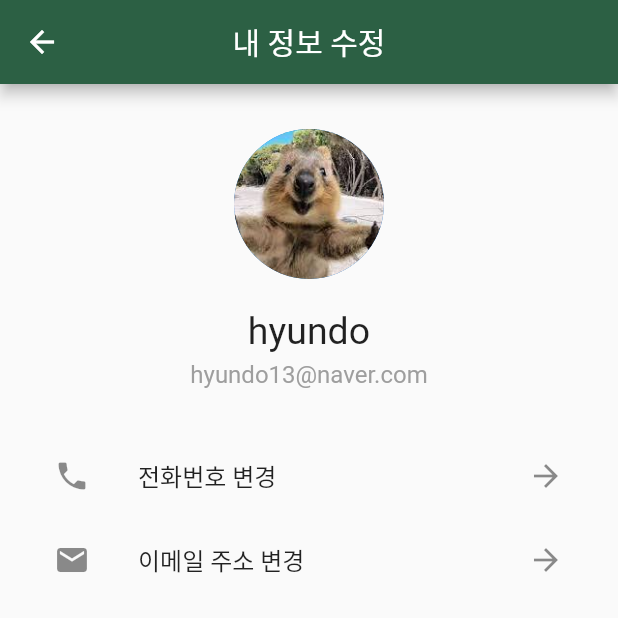
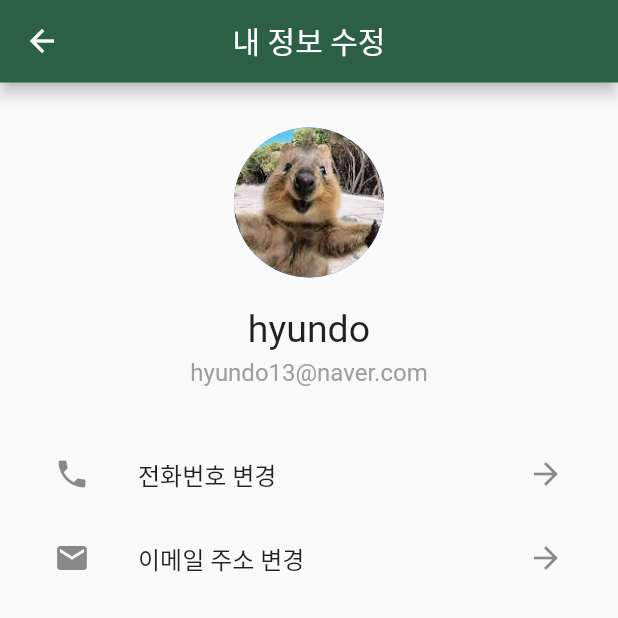
Before and after one commit to hyundo0328/DongguBat, a Flutter app: the MainPage screen opened directly, item 3 of the bottom bar chosen, after a tap on "내 정보 수정", on a phone screen of 412 x 824 dp, the top half of it. Run offline on Flutter 3.47's test engine with Material 2 defaults, Android fonts, the phone set to English and light mode, and no system bars; our stand-ins replace carousel_slider, geolocator.

Commit message:
비밀번호 틀릴시, 로그아웃 변경

```diff
--- a/lib/screens/my_page.dart
+++ b/lib/mypage/my_page.dart
@@ -1,13 +1,13 @@
 // mypage.dart
+import 'package:donggu_bat/login/login.dart';
 import 'package:flutter/material.dart';
 import 'package:url_launcher/url_launcher.dart';
 import '../widgets/widget_appbar.dart';
 import '../widgets/widget_bottombar.dart';
-import 'email_change.dart';
-import 'phone_change.dart';
-import '../mypage/rent.dart';
-import '../mypage/program.dart';
-import 'package:url_launcher/url_launcher.dart';
+import '../screens/email_change.dart';
+import '../screens/phone_change.dart';
+import 'rent.dart';
+import 'program.dart';
 
 class MyPageScreen extends StatefulWidget {
   @override
@@ -31,6 +31,39 @@ class _MyPageScreenState extends State<MyPageScreen> {
   ];
 
   int _selectedIndex = 2;
+
+  Future<void> _showConfirmationDialog(BuildContext context) async {
+    return showDialog<void>(
+      context: context,
+      barrierDismissible: false, // 사용자가 다이얼로그 외부를 탭하면 닫히지 않도록 설정
+      builder: (BuildContext context) {
+        return AlertDialog(
+          // title: Text('로그아웃 하시겠습니까?'),
+          content: Text('로그아웃 하시겠습니까?'),
+          actions: <Widget>[
+            TextButton(
+              child: Text('아니오'),
+              onPressed: () {
+                Navigator.of(context).pop();
+              },
+            ),
+            TextButton(
+              child: Text('예'),
+              onPressed: () {
+                Navigator.pushAndRemoveUntil(
+                  context,
+                  MaterialPageRoute(
+                    builder: (context) => LogIn(),
+                  ),
+                  (route) => false,
+                );
+              },
+            ),
+          ],
+        );
+      },
+    );
+  }
 
   @override
   Widget build(BuildContext context) {
@@ -143,12 +176,7 @@ class _MyPageScreenState extends State<MyPageScreen> {
                                                   width: 1),
                                             ),
                                             onPressed: () {
-                                              Navigator.push(
-                                                context,
-                                                MaterialPageRoute(
-                                                    builder: (context) =>
-                                                        UserProfilePage()),
-                                              );
+                                              _showConfirmationDialog(context);
                                             },
                                             child: Text(
                                               "로그아웃",
@@ -186,8 +214,10 @@ class _MyPageScreenState extends State<MyPageScreen> {
                   ),
                   Container(
                     decoration: BoxDecoration(
-                        border: Border.all(color: Colors.black38, width: 1.5),
+                        border: Border.all(color: Colors.black38, width: 1.0),
                         borderRadius: BorderRadius.circular(8)),
+                    child: Padding(
+                      padding: const EdgeInsets.fromLTRB(5, 5, 5, 10),
                       child: Column(
                         crossAxisAlignment: CrossAxisAlignment.start,
                         children: [
@@ -195,8 +225,8 @@ class _MyPageScreenState extends State<MyPageScreen> {
                             mainAxisAlignment: MainAxisAlignment.spaceBetween,
                             children: [
                               Padding(
-                              padding:
-                                  EdgeInsetsDirectional.fromSTEB(15, 15, 0, 5),
+                                padding: EdgeInsetsDirectional.fromSTEB(
+                                    20, 10, 0, 0),
                                 child: Text(
                                   '시설대관 현황',
                                   textAlign: TextAlign.start,
@@ -211,7 +241,8 @@ class _MyPageScreenState extends State<MyPageScreen> {
                                   Navigator.push(
                                     context,
                                     MaterialPageRoute(
-                                      builder: (context) => MyRentPageScreen()),
+                                        builder: (context) =>
+                                            MyRentPageScreen()),
                                   );
                                   // Handle the action when "View All" button is pressed
                                 },
@@ -220,13 +251,21 @@ class _MyPageScreenState extends State<MyPageScreen> {
                                   child: Text(
                                     '전체보기',
                                     style: TextStyle(
-                                    color:
-                                        Colors.grey, // Set the color you desire
+                                      color: Colors
+                                          .grey, // Set the color you desire
                                     ),
                                   ),
                                 ),
                               ),
                             ],
+                          ),
+                          Padding(
+                            padding: EdgeInsets.fromLTRB(15, 10, 15, 5),
+                            child: Divider(
+                              height: 2,
+                              thickness: 0.8,
+                              color: Colors.black38,
+                            ),
                           ),
                           ListView.builder(
                             shrinkWrap: true,
@@ -265,11 +304,14 @@ class _MyPageScreenState extends State<MyPageScreen> {
                         ],
                       ),
                     ),
+                  ),
                   SizedBox(height: 20),
                   Container(
                     decoration: BoxDecoration(
-                        border: Border.all(color: Colors.black38, width: 1.5),
+                        border: Border.all(color: Colors.black38, width: 1.0),
                         borderRadius: BorderRadius.circular(8)),
+                    child: Padding(
+                      padding: const EdgeInsets.fromLTRB(5, 5, 5, 15),
                       child: Column(
                         crossAxisAlignment: CrossAxisAlignment.start,
                         children: [
@@ -277,8 +319,8 @@ class _MyPageScreenState extends State<MyPageScreen> {
                             mainAxisAlignment: MainAxisAlignment.spaceBetween,
                             children: [
                               Padding(
-                              padding:
-                                  EdgeInsetsDirectional.fromSTEB(15, 15, 0, 5),
+                                padding: EdgeInsetsDirectional.fromSTEB(
+                                    20, 10, 0, 0),
                                 child: Text(
                                   '프로그램 신청현황',
                                   textAlign: TextAlign.start,
@@ -303,13 +345,21 @@ class _MyPageScreenState extends State<MyPageScreen> {
                                   child: Text(
                                     '전체보기',
                                     style: TextStyle(
-                                    color:
-                                        Colors.grey, // Set the color you desire
+                                      color: Colors
+                                          .grey, // Set the color you desire
                                     ),
                                   ),
                                 ),
                               ),
                             ],
+                          ),
+                          Padding(
+                            padding: EdgeInsets.fromLTRB(15, 10, 15, 10),
+                            child: Divider(
+                              height: 2,
+                              thickness: 0.8,
+                              color: Colors.black38,
+                            ),
                           ),
                           ListView.builder(
                             shrinkWrap: true,
@@ -343,6 +393,7 @@ class _MyPageScreenState extends State<MyPageScreen> {
                             },
                           ),
                         ],
+                      ),
                     ),
                   ),
                   SizedBox(height: 20),
@@ -499,10 +550,9 @@ class UserProfilePage extends StatelessWidget {
   @override
   Widget build(BuildContext context) {
     return Scaffold(
-      appBar: AppBar(
-        title: Text('내 정보 수정'),
-        centerTitle: true,
-        backgroundColor: const Color.fromARGB(255, 44, 96, 68),
+      appBar: PreferredSize(
+        preferredSize: Size.fromHeight(55.0), // AppBar의 원하는 높이로 설정
+        child: WidgetAppBar(title: "내 정보 수정"),
       ),
       body: Padding(
         padding: EdgeInsets.all(20),
--- a/lib/screens/main_banner.dart
+++ b/lib/screens/main_banner.dart
@@ -41,6 +41,9 @@ class _BannerPageState extends State<BannerPage> {
   @override
   void initState() {
     super.initState();
+
+    _activePage = 0;
+    _currentPage = 0;
 
     _pageController = PageController(initialPage: 0);
 
--- a/lib/screens/main_page.dart
+++ b/lib/screens/main_page.dart
@@ -1,17 +1,16 @@
 //main.dart
 import 'package:flutter/material.dart';
+import 'package:url_launcher/url_launcher.dart';
 import '../widgets/widget_appbar.dart';
 import '../widgets/widget_bottombar.dart';
-// import '../data/loading.dart';
 import '../data/network.dart';
-import 'package:url_launcher/url_launcher.dart';
-import 'weather_screen.dart';
+import '../weather/weather_screen.dart';
+import '../weather/loading.dart';
 import '../notice/notice_page.dart';
 import '../notice/notice1.dart';
 import '../notice/notice2.dart';
 import '../notice/notice3.dart';
 import 'main_banner.dart';
-import 'dart:async';
 
 const apiKey = '895c7d17476c72440ce44ba845661bbc';
 
@@ -25,9 +24,6 @@ class _MainPageState extends State<MainPage> {
   final scaffoldKey = GlobalKey<ScaffoldState>();
 
   PageController _pageController = PageController(initialPage: 0);
-  late Timer _timer;
-  int _activePage = 0;
-  int _currentPage = 0;
   int _selectedIndex = 1;
 
   String? cityName;
@@ -36,36 +32,25 @@ class _MainPageState extends State<MainPage> {
   @override
   void initState() {
     super.initState();
-
-    // getLocation();
   }
 
-  dynamic getLocation() async {
-    // MyLocation myLocation = MyLocation();
-    // await myLocation.getMyCurrentLocation();
-    // latitude3 = myLocation.latitude2;
-    // longitude3 = myLocation.longitude2;
-    // print(latitude3);
-    // print(longitude3);
+  // dynamic getLocation() async {
 
-    Network network = Network('https://api.openweathermap.org/data/2.5/weather?'
-        'lat=37.550&lon=127.041&exclude=hourly&appid=$apiKey&units=metric');
-    // https://api.openweathermap.org/data/3.0/onecall?lat=37.550&lon=127.041&exclude=hourly&appid=895c7d17476c72440ce44ba845661bbc&units=metric
+  //   Network network = Network('https://api.openweathermap.org/data/2.5/weather?'
+  //       'lat=37.550&lon=127.041&exclude=hourly&appid=$apiKey&units=metric');
+  //   // https://api.openweathermap.org/data/3.0/onecall?lat=37.550&lon=127.041&exclude=hourly&appid=895c7d17476c72440ce44ba845661bbc&units=metric
 
-    var weatherData = await network.getJsonData();
-    print("메인페이지");
-    print(weatherData);
-    print(weatherData['main']['temp']);
-    print(weatherData['name']);
-    return WeatherScreen(
-      parseWeatherData: weatherData,
-    );
-  }
+  //   var weatherData = await network.getJsonData();
+  //   print("메인페이지");
+  //   // print(weatherData);
+  //   // print(weatherData['main']['temp']);
+  //   // print(weatherData['name']);
+  //   return weatherData;
+  // }
 
   @override
   void dispose() {
     // 상태가 해제된 위젯에서 setState를 호출하지 않도록 타이머를 취소합니다.
-    _timer.cancel();
     _pageController.dispose();
     super.dispose();
   }
@@ -255,48 +240,17 @@ class _MainPageState extends State<MainPage> {
                   ),
                 ),
               ),
-              Container(
-                decoration: BoxDecoration(
-                    border: Border.all(color: Colors.black38, width: 1.5),
-                    borderRadius: BorderRadius.circular(8)),
-                child: Column(
-                  crossAxisAlignment: CrossAxisAlignment.start,
-                  children: [
-                    WeatherScreen()
-                    // Padding(
-                    //   padding: EdgeInsets.only(left: 15, right: 15),
-                    //     child: WeatherScreen()
-                    //     // child: Container(
-                    //     //   alignment: Alignment.centerLeft,
-                    //     //   width: MediaQuery.of(context).size.width,
-                    //     //   child: Row(
-                    //     //     children: [
-                    //     //       Icon(Icons.cloud, size: 100),
-                    //     //       Column(
-                    //     //         crossAxisAlignment: CrossAxisAlignment.center,
-                    //     //         children: [
-                    //     //           Text(
-                    //     //             '$cityName',
-                    //     //             style: TextStyle(fontSize: 15.0),
-                    //     //           ),
-                    //     //           SizedBox(
-                    //     //             height: 20.0,
-                    //     //           ),
-                    //     //           Text(
-                    //     //             '$temp',
-                    //     //             style: TextStyle(fontSize: 15.0),
-                    //     //           ),
-                    //     //         ],
-                    //     //       ),
-                    //     //       // WeatherScreen()
-                    //     //     ],
-                    //     //   ),
-                    //     // ),
-                    // ),
-                    // Divider()
-                  ],
-                ),
-              )
+              // Container(
+              //   decoration: BoxDecoration(
+              //       border: Border.all(color: Colors.black38, width: 1.5),
+              //       borderRadius: BorderRadius.circular(8)),
+              //   child: Column(
+              //     crossAxisAlignment: CrossAxisAlignment.start,
+              //     children: [
+              //       WeatherScreen()
+              //     ],
+              //   ),
+              // )
             ],
           ),
         ),
--- a/lib/widgets/widget_bottombar.dart
+++ b/lib/widgets/widget_bottombar.dart
@@ -1,6 +1,6 @@
 import 'package:flutter/material.dart';
 import '../screens/main_page.dart';
-import '../screens/my_page.dart';
+import '../mypage/my_page.dart';
 import '../screens/program_rent.dart';
 // import 'package:shared_preferences/shared_preferences.dart';
 
```
Also changed, not shown: lib/login/login.dart (+21 -11 lines), lib/weather/loading.dart (renamed from lib/data/loading.dart, +4 -11 lines), lib/weather/weather_screen.dart (renamed from lib/screens/weather_screen.dart, +37 -6 lines). Lines whose indentation alone changed are shown as unchanged.
